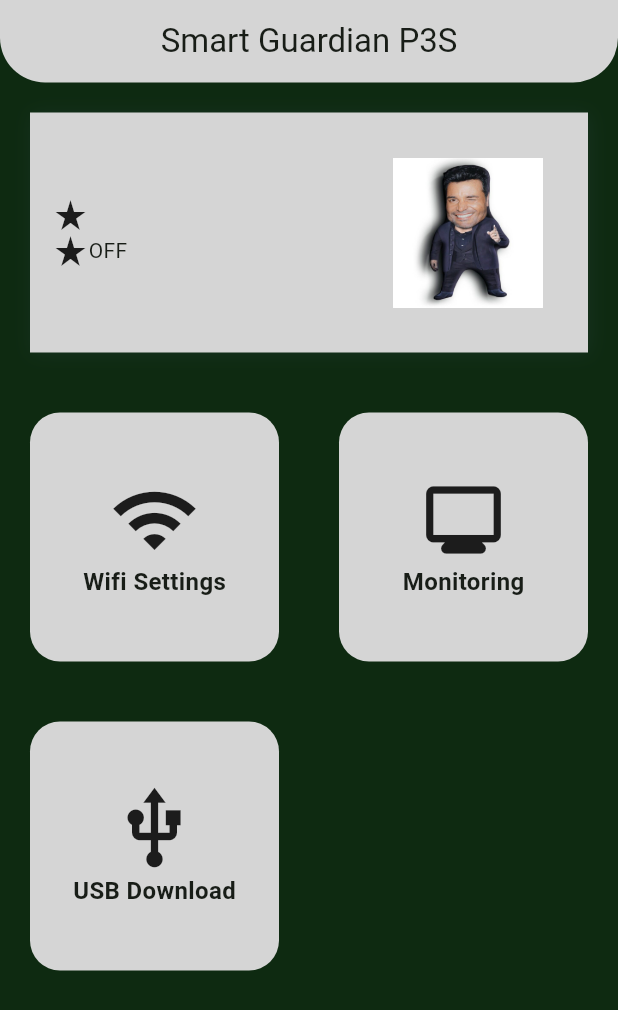
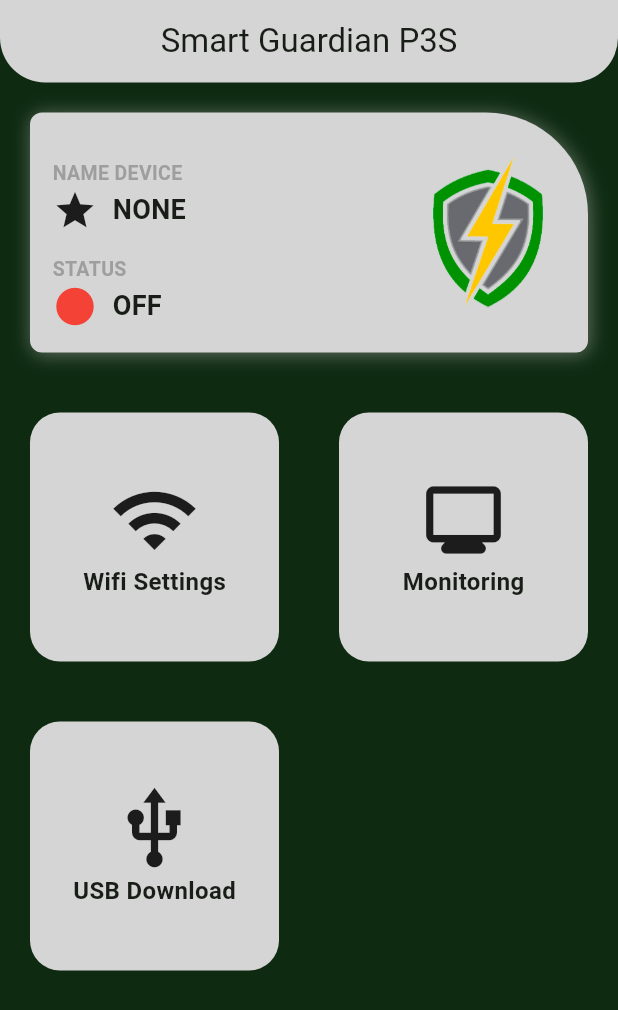
Before and after one commit to jmontero22c/Flutter_Guardian, a Flutter app: the screen it shows after launch, on a phone screen of 412 x 824 dp. Shown: the top 1010 px of the screen. Run offline on Flutter 3.47's test engine with Material 3 defaults, Android fonts, the phone set to English and light mode, and no system bars; our stand-ins replace location; missing offline and left inert: network_info_plus.

Commit message:
Se acomodó el label que dice el status en HOME

```diff
--- a/lib/views/main_page.dart
+++ b/lib/views/main_page.dart
@@ -3,6 +3,7 @@ import 'package:my_app/Colors/colors.dart';
 import 'package:my_app/Routes/routes.dart';
 import 'package:my_app/components/app_bar.dart';
 import 'package:my_app/viewmodels/wifi_viewmodel.dart';
+import 'package:provider/provider.dart';
 
 class MainPage extends StatelessWidget {
   const MainPage({super.key});
@@ -26,9 +27,10 @@ class Options extends StatelessWidget {
 
   @override
   Widget build(BuildContext context){
-    WifiViewModel wifiViewModel = WifiViewModel();
-    return Column(
-      crossAxisAlignment: CrossAxisAlignment.start,
+    WifiViewModel wifiViewModel = Provider.of<WifiViewModel>(context);
+    return Scrollbar(
+      child: Column(
+        // crossAxisAlignment: CrossAxisAlignment.start,
         children: [
           Padding(
             padding: const EdgeInsets.all(20),
@@ -38,11 +40,16 @@ class Options extends StatelessWidget {
                 color: AppColors.secondColor,
                 boxShadow: [
                   BoxShadow(
-                  color: const Color(0xFF3A5160).withOpacity(0.2),
+                    color: AppColors.secondColor.withOpacity(0.4), //Color(0xFF3A5160).withOpacity(0.2),
                     offset: const Offset(1.1, 1.1),
                     blurRadius: 10.0
                   )
-              ]
+                ],
+                borderRadius: const BorderRadius.only(
+                      topLeft: Radius.circular(8.0),
+                      bottomLeft: Radius.circular(8.0),
+                      bottomRight: Radius.circular(8.0),
+                      topRight: Radius.circular(68.0)),
               ),
               // height: 80,
               child: Row(
@@ -52,21 +59,78 @@ class Options extends StatelessWidget {
                     child: Column(
                       children: [
                         //TEXTO STATUS MAIN
+                        Padding(
+                          padding: const EdgeInsets.only(top: 15.0),
+                          child: Column(
+                            children: [
+                              const SizedBox(
+                                width: double.infinity,
+                                child: Text(
+                                  'NAME DEVICE',
+                                  style: TextStyle(
+                                      fontWeight: FontWeight.bold,
+                                      fontSize: 13,
+                                      color: Colors.grey
+                                    ),
+                                ),
+
+                              ),
                               Row(
                                 children: [
-                          const Icon(Icons.star_rate),
+                                  const Icon(
+                                    Icons.star,
+                                    size: 30,
+                                  ),
+                                  const SizedBox(width: 10),
                                   Text(
-                            wifiViewModel.wifiName
+                                    wifiViewModel.wifiStatus ? wifiViewModel.wifiName : 'NONE',
+                                    style: const TextStyle(
+                                      fontWeight: FontWeight.bold,
+                                      fontSize: 18
+                                    ),
                                   ),
                                 ],
                               ),
+                            ]
+                          ),
+                        ),
 
-                      //TEXTO NOMBRE MAIN
+                        //==================================TEXTO NOMBRE MAIN=====================================//
+                        Padding(
+                          padding: const EdgeInsets.only(top: 15.0),
+                          child: Column(
+                            children: [
+                              const SizedBox(
+                                width: double.infinity,
+                                child: Text(
+                                  'STATUS',
+                                  style: TextStyle(
+                                      fontWeight: FontWeight.bold,
+                                      fontSize: 13,
+                                      color: Colors.grey
+                                    ),
+                                ),
+
+                              ),
                               Row(
                                 children: [
-                          const Icon(Icons.star_rate),
-                          Text(wifiViewModel.wifiStatus ? 'ON' : 'OFF'),
+                                  Icon(
+                                    Icons.circle,
+                                    size: 30,
+                                    color: wifiViewModel.wifiStatus ? Colors.green : Colors.red,
+                                  ),
+                                  const SizedBox(width: 10),
+                                  Text(
+                                    wifiViewModel.wifiStatus ? 'ON' : 'OFF',
+                                    style: const TextStyle(
+                                      fontWeight: FontWeight.bold,
+                                      fontSize: 18
+                                    ),
+                                  ),
                                 ],
+                              ),
+                            ]
+                          ),
                         )
                       ],
                     ),
@@ -78,7 +142,7 @@ class Options extends StatelessWidget {
                         height: 100,
                         width: 100,
                         child: Image.asset(
-                        'assets/Chayanne.jpg',
+                          'assets/Logo_Guardian.jpg',
                           alignment: Alignment.centerRight,
                         ),
                       ),
@@ -125,6 +189,7 @@ class Options extends StatelessWidget {
             ),
           ),
         ]
+      ),
     );
   }
 }
--- a/lib/views/wifi_settings.dart
+++ b/lib/views/wifi_settings.dart
@@ -131,14 +131,17 @@ class WifiItem extends StatelessWidget {
         //Si ya está conectado, desconecta
         if (wifiViewModel.wifiStatus){
           wifiViewModel.setWifiStatus(false);
+          wifiViewModel.setWifiName('NONE');
           return;
         }
         //Si el wifi responde, conecta, de lo contrario desconecta.
         if (regex.hasMatch(value)){
           log("Conectado");
           wifiViewModel.setWifiStatus(true);
+          wifiViewModel.setWifiName(nameWifi);
         }else{
           wifiViewModel.setWifiStatus(false);
+          wifiViewModel.setWifiName('NONE');
         }
       }catch (e) {
         log(e.toString());
```
Also changed, not shown: assets/Logo_Guardian.jpg (added), pubspec.lock, 1 other file. Lines whose indentation alone changed are shown as unchanged.
